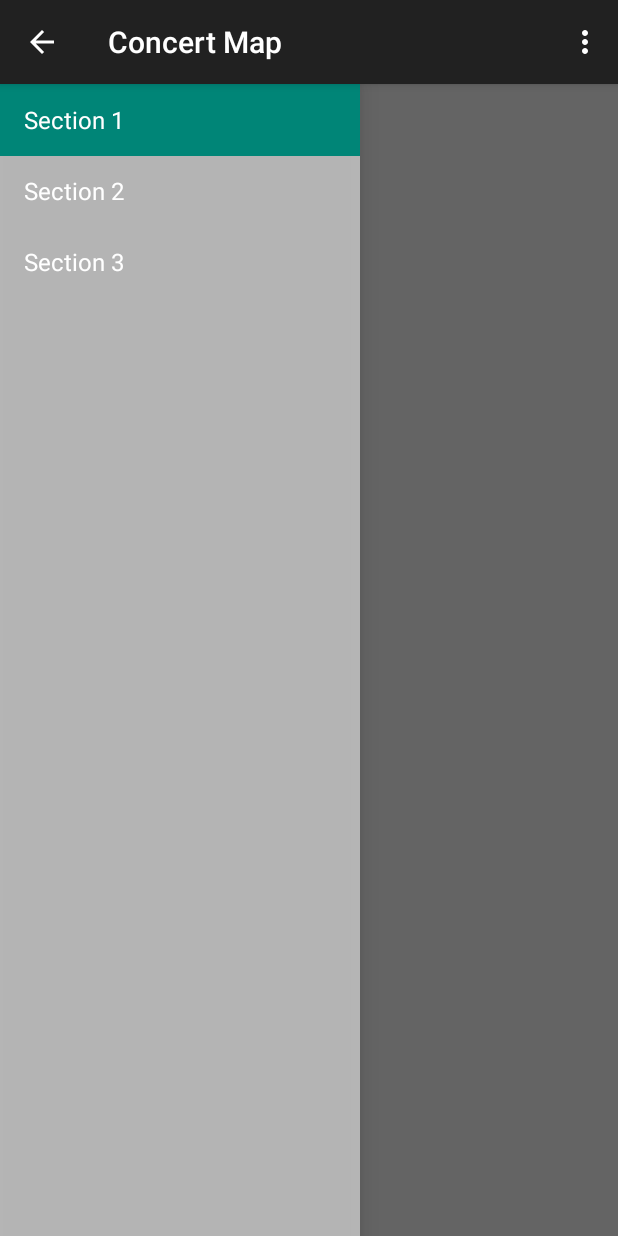
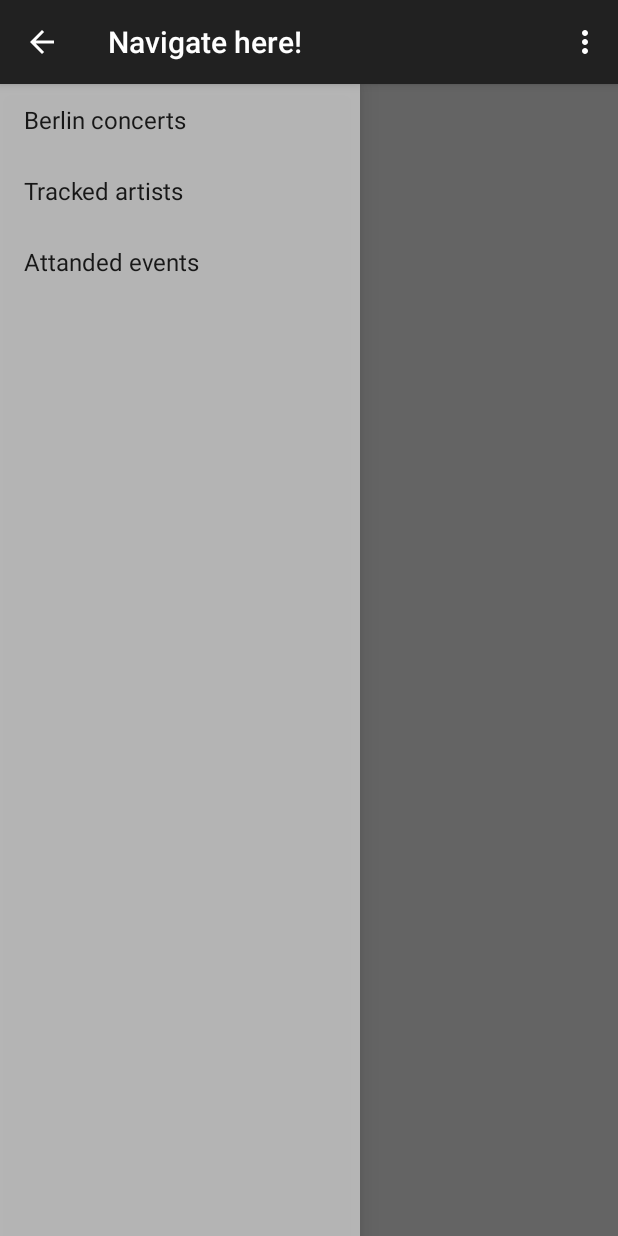
Before and after one commit to sspecial/ConcertMap, an Android app: the NavigationActivity screen opened directly, with no data from a screen before it, with the side drawer open, on a phone screen of 412 x 824 dp. Run offline under Robolectric (Android 15) with nearby library versions, the phone set to English and light mode, and no system bars; 2 statements that could not run were skipped.

Commit message:
Navigation activity without fragment ..

```diff
--- a/app/src/main/java/de/berlin/special/concertmap/NavigationActivity.java
+++ b/app/src/main/java/de/berlin/special/concertmap/NavigationActivity.java
@@ -1,35 +1,27 @@
 package de.berlin.special.concertmap;
 
-import android.app.Activity;
+import android.content.res.Configuration;
+import android.support.v4.app.ActionBarDrawerToggle;
+import android.support.v4.view.GravityCompat;
+import android.os.Bundle;
+import android.support.v7.app.ActionBar;
 import android.support.v7.app.ActionBarActivity;
-import android.support.v7.app.ActionBar;
-import android.support.v4.app.Fragment;
-import android.support.v4.app.FragmentManager;
-import android.content.Context;
-import android.os.Build;
-import android.os.Bundle;
-import android.view.Gravity;
-import android.view.LayoutInflater;
 import android.view.Menu;
 import android.view.MenuItem;
 import android.view.View;
-import android.view.ViewGroup;
 import android.support.v4.widget.DrawerLayout;
+import android.widget.AdapterView;
 import android.widget.ArrayAdapter;
-import android.widget.TextView;
+import android.widget.ListView;
 
 
-public class NavigationActivity extends ActionBarActivity
-        implements NavigationDrawerFragment.NavigationDrawerCallbacks {
+public class NavigationActivity extends ActionBarActivity {
 
-    /**
-     * Fragment managing the behaviors, interactions and presentation of the navigation drawer.
-     */
-    private NavigationDrawerFragment mNavigationDrawerFragment;
-
-    /**
-     * Used to store the last screen title. For use in {@link #restoreActionBar()}.
-     */
+    private String[] eventNavItems;
+    private DrawerLayout mDrawerLayout;
+    private ListView mDrawerList;
+    private ActionBarDrawerToggle mDrawerToggle;
+    private ActionBar actionBar;
     private CharSequence mTitle;
 
     @Override
@@ -37,62 +29,107 @@ public class NavigationActivity extends ActionBarActivity
         super.onCreate(savedInstanceState);
         setContentView(R.layout.activity_navigation);
 
-        mNavigationDrawerFragment = (NavigationDrawerFragment)
-                getSupportFragmentManager().findFragmentById(R.id.navigation_drawer);
-        mTitle = getTitle();
+        actionBar = getSupportActionBar();
+        eventNavItems = getResources().getStringArray(R.array.event_nav_array);
+        mDrawerLayout = (DrawerLayout) findViewById(R.id.drawer_layout);
+        mDrawerList = (ListView) findViewById(R.id.drawer_list);
 
-        // Set up the drawer.
-        mNavigationDrawerFragment.setUp(
-                R.id.navigation_drawer,
-                (DrawerLayout) findViewById(R.id.drawer_layout));
+        // Setting ItemClickListener for DrawerList
+        mDrawerList.setOnItemClickListener(new AdapterView.OnItemClickListener() {
+            @Override
+            public void onItemClick(AdapterView parent, View view, int position, long id) {
+                selectItem(position);
+            }
+        });
+        // Setting Adaptor for DrawerList
+        mDrawerList.setAdapter(new ArrayAdapter<String>(
+                this,
+                android.R.layout.simple_list_item_activated_1,
+                android.R.id.text1,
+                eventNavItems));
+        // Setting Listener for DrawerList
+        setUpDrawerToggle();
+    }
+
+    /** Handling navigation click events */
+    private void selectItem(int position) {
+
+        if (mDrawerList != null) {
+            mDrawerList.setItemChecked(position, true);
+            setTitle(eventNavItems[position]);
+            mDrawerLayout.closeDrawer(mDrawerList);
+        }
     }
 
     @Override
-    public void onNavigationDrawerItemSelected(int position) {
-        // update the main content by replacing fragments
-        FragmentManager fragmentManager = getSupportFragmentManager();
-        fragmentManager.beginTransaction()
-                .replace(R.id.container, PlaceholderFragment.newInstance(position + 1))
-                .commit();
-    }
-
-    public void onSectionAttached(int number) {
-        switch (number) {
-            case 1:
-                mTitle = getString(R.string.title_section1);
-                break;
-            case 2:
-                mTitle = getString(R.string.title_section2);
-                break;
-            case 3:
-                mTitle = getString(R.string.title_section3);
-                break;
-        }
-    }
-
-    public void restoreActionBar() {
-        ActionBar actionBar = getSupportActionBar();
-        actionBar.setNavigationMode(ActionBar.NAVIGATION_MODE_STANDARD);
-        actionBar.setDisplayShowTitleEnabled(true);
+    public void setTitle(CharSequence title) {
+        mTitle = title;
         actionBar.setTitle(mTitle);
     }
 
+    public void setUpDrawerToggle() {
+
+        // set a custom shadow that overlays the main content when the drawer opens
+        mDrawerLayout.setDrawerShadow(R.drawable.drawer_shadow, GravityCompat.START);
+
+        // ActionBarDrawerToggle ties together the the proper interactions
+        // between the navigation drawer and the action bar app icon.
+        mDrawerToggle = new ActionBarDrawerToggle(
+                this,                      /* host Activity */
+                mDrawerLayout,                    /* DrawerLayout object */
+                R.drawable.ic_drawer,             /* nav drawer image to replace 'Up' caret */
+                R.string.navigation_drawer_open,  /* "open drawer" description for accessibility */
+                R.string.navigation_drawer_close  /* "close drawer" description for accessibility */
+        ) {
+            @Override
+            public void onDrawerClosed(View drawerView) {
+                super.onDrawerClosed(drawerView);
+                actionBar.setTitle(mTitle);
+            }
+
+            @Override
+            public void onDrawerOpened(View drawerView) {
+                super.onDrawerOpened(drawerView);
+                actionBar.setTitle(mTitle);
+            }
+        };
+
+        // Set the drawer toggle as the DrawerListener
+        mDrawerLayout.setDrawerListener(mDrawerToggle);
+
+        // set up the drawer's list view with items and click listener
+        actionBar.setDisplayHomeAsUpEnabled(true);
+        actionBar.setHomeButtonEnabled(true);
+    }
+
+    @Override
+    protected void onPostCreate(Bundle savedInstanceState) {
+        super.onPostCreate(savedInstanceState);
+        // Sync the toggle state after onRestoreInstanceState has occurred.
+        mDrawerToggle.syncState();
+    }
+
+    @Override
+    public void onConfigurationChanged(Configuration newConfig) {
+        super.onConfigurationChanged(newConfig);
+        mDrawerToggle.onConfigurationChanged(newConfig);
+    }
 
     @Override
     public boolean onCreateOptionsMenu(Menu menu) {
-        if (!mNavigationDrawerFragment.isDrawerOpen()) {
-            // Only show items in the action bar relevant to this screen
-            // if the drawer is not showing. Otherwise, let the drawer
-            // decide what to show in the action bar.
-            getMenuInflater().inflate(R.menu.navigation, menu);
-            restoreActionBar();
-            return true;
-        }
-        return super.onCreateOptionsMenu(menu);
+        // Inflate the menu; this adds items to the action bar if it is present.
+        getMenuInflater().inflate(R.menu.menu_main, menu);
+        return true;
     }
 
     @Override
     public boolean onOptionsItemSelected(MenuItem item) {
+        // Pass the event to ActionBarDrawerToggle, if it returns
+        // true, then it has handled the app icon touch event
+        if (mDrawerToggle.onOptionsItemSelected(item)) {
+            return true;
+        }
+
         // Handle action bar item clicks here. The action bar will
         // automatically handle clicks on the Home/Up button, so long
         // as you specify a parent activity in AndroidManifest.xml.
@@ -106,44 +143,4 @@ public class NavigationActivity extends ActionBarActivity
         return super.onOptionsItemSelected(item);
     }
 
-    /**
-     * A placeholder fragment containing a simple view.
-     */
-    public static class PlaceholderFragment extends Fragment {
-        /**
-         * The fragment argument representing the section number for this
-         * fragment.
-         */
-        private static final String ARG_SECTION_NUMBER = "section_number";
-
-        /**
-         * Returns a new instance of this fragment for the given section
-         * number.
-         */
-        public static PlaceholderFragment newInstance(int sectionNumber) {
-            PlaceholderFragment fragment = new PlaceholderFragment();
-            Bundle args = new Bundle();
-            args.putInt(ARG_SECTION_NUMBER, sectionNumber);
-            fragment.setArguments(args);
-            return fragment;
-        }
-
-        public PlaceholderFragment() {
-        }
-
-        @Override
-        public View onCreateView(LayoutInflater inflater, ViewGroup container,
-                                 Bundle savedInstanceState) {
-            View rootView = inflater.inflate(R.layout.fragment_navigation, container, false);
-            return rootView;
-        }
-
-        @Override
-        public void onAttach(Activity activity) {
-            super.onAttach(activity);
-            ((NavigationActivity) activity).onSectionAttached(
-                    getArguments().getInt(ARG_SECTION_NUMBER));
-        }
-    }
-
 }
--- a/app/src/main/java/de/berlin/special/concertmap/NavigationDrawerFragment.java
+++ /dev/null
@@ -1,282 +0,0 @@
-package de.berlin.special.concertmap;
-
-import android.support.v7.app.ActionBarActivity;
-import android.app.Activity;
-import android.support.v7.app.ActionBar;
-import android.support.v4.app.Fragment;
-import android.support.v4.app.ActionBarDrawerToggle;
-import android.support.v4.view.GravityCompat;
-import android.support.v4.widget.DrawerLayout;
-import android.content.SharedPreferences;
-import android.content.res.Configuration;
-import android.os.Bundle;
-import android.preference.PreferenceManager;
-import android.view.LayoutInflater;
-import android.view.Menu;
-import android.view.MenuInflater;
-import android.view.MenuItem;
-import android.view.View;
-import android.view.ViewGroup;
-import android.widget.AdapterView;
-import android.widget.ArrayAdapter;
-import android.widget.ListView;
-import android.widget.Toast;
-
-/**
- * Fragment used for managing interactions for and presentation of a navigation drawer.
- * See the <a href="https://developer.android.com/design/patterns/navigation-drawer.html#Interaction">
- * design guidelines</a> for a complete explanation of the behaviors implemented here.
- */
-public class NavigationDrawerFragment extends Fragment {
-
-    /**
-     * Remember the position of the selected item.
-     */
-    private static final String STATE_SELECTED_POSITION = "selected_navigation_drawer_position";
-
-    /**
-     * Per the design guidelines, you should show the drawer on launch until the user manually
-     * expands it. This shared preference tracks this.
-     */
-    private static final String PREF_USER_LEARNED_DRAWER = "navigation_drawer_learned";
-
-    /**
-     * A pointer to the current callbacks instance (the Activity).
-     */
-    private NavigationDrawerCallbacks mCallbacks;
-
-    /**
-     * Helper component that ties the action bar to the navigation drawer.
-     */
-    private ActionBarDrawerToggle mDrawerToggle;
-
-    private DrawerLayout mDrawerLayout;
-    private ListView mDrawerListView;
-    private View mFragmentContainerView;
-
-    private int mCurrentSelectedPosition = 0;
-    private boolean mFromSavedInstanceState;
-    private boolean mUserLearnedDrawer;
-
-    public NavigationDrawerFragment() {
-    }
-
-    @Override
-    public void onCreate(Bundle savedInstanceState) {
-        super.onCreate(savedInstanceState);
-
-        // Read in the flag indicating whether or not the user has demonstrated awareness of the
-        // drawer. See PREF_USER_LEARNED_DRAWER for details.
-        SharedPreferences sp = PreferenceManager.getDefaultSharedPreferences(getActivity());
-        mUserLearnedDrawer = sp.getBoolean(PREF_USER_LEARNED_DRAWER, false);
-
-        if (savedInstanceState != null) {
-            mCurrentSelectedPosition = savedInstanceState.getInt(STATE_SELECTED_POSITION);
-            mFromSavedInstanceState = true;
-        }
-
-        // Select either the default item (0) or the last selected item.
-        selectItem(mCurrentSelectedPosition);
-    }
-
-    @Override
-    public void onActivityCreated(Bundle savedInstanceState) {
-        super.onActivityCreated(savedInstanceState);
-        // Indicate that this fragment would like to influence the set of actions in the action bar.
-        setHasOptionsMenu(true);
-    }
-
-    @Override
-    public View onCreateView(LayoutInflater inflater, ViewGroup container,
-                             Bundle savedInstanceState) {
-        mDrawerListView = (ListView) inflater.inflate(
-                R.layout.fragment_navigation_drawer, container, false);
-        mDrawerListView.setOnItemClickListener(new AdapterView.OnItemClickListener() {
-            @Override
-            public void onItemClick(AdapterView<?> parent, View view, int position, long id) {
-                selectItem(position);
-            }
-        });
-        mDrawerListView.setAdapter(new ArrayAdapter<String>(
-                getActionBar().getThemedContext(),
-                android.R.layout.simple_list_item_activated_1,
-                android.R.id.text1,
-                new String[]{
-                        getString(R.string.title_section1),
-                        getString(R.string.title_section2),
-                        getString(R.string.title_section3),
-                }));
-        mDrawerListView.setItemChecked(mCurrentSelectedPosition, true);
-        return mDrawerListView;
-    }
-
-    public boolean isDrawerOpen() {
-        return mDrawerLayout != null && mDrawerLayout.isDrawerOpen(mFragmentContainerView);
-    }
-
-    /**
-     * Users of this fragment must call this method to set up the navigation drawer interactions.
-     *
-     * @param fragmentId   The android:id of this fragment in its activity's layout.
-     * @param drawerLayout The DrawerLayout containing this fragment's UI.
-     */
-    public void setUp(int fragmentId, DrawerLayout drawerLayout) {
-        mFragmentContainerView = getActivity().findViewById(fragmentId);
-        mDrawerLayout = drawerLayout;
-
-        // set a custom shadow that overlays the main content when the drawer opens
-        mDrawerLayout.setDrawerShadow(R.drawable.drawer_shadow, GravityCompat.START);
-        // set up the drawer's list view with items and click listener
-
-        ActionBar actionBar = getActionBar();
-        actionBar.setDisplayHomeAsUpEnabled(true);
-        actionBar.setHomeButtonEnabled(true);
-
-        // ActionBarDrawerToggle ties together the the proper interactions
-        // between the navigation drawer and the action bar app icon.
-        mDrawerToggle = new ActionBarDrawerToggle(
-                getActivity(),                    /* host Activity */
-                mDrawerLayout,                    /* DrawerLayout object */
-                R.drawable.ic_drawer,             /* nav drawer image to replace 'Up' caret */
-                R.string.navigation_drawer_open,  /* "open drawer" description for accessibility */
-                R.string.navigation_drawer_close  /* "close drawer" description for accessibility */
-        ) {
-            @Override
-            public void onDrawerClosed(View drawerView) {
-                super.onDrawerClosed(drawerView);
-                if (!isAdded()) {
-                    return;
-                }
-
-                getActivity().supportInvalidateOptionsMenu(); // calls onPrepareOptionsMenu()
-            }
-
-            @Override
-            public void onDrawerOpened(View drawerView) {
-                super.onDrawerOpened(drawerView);
-                if (!isAdded()) {
-                    return;
-                }
-
-                if (!mUserLearnedDrawer) {
-                    // The user manually opened the drawer; store this flag to prevent auto-showing
-                    // the navigation drawer automatically in the future.
-                    mUserLearnedDrawer = true;
-                    SharedPreferences sp = PreferenceManager
-                            .getDefaultSharedPreferences(getActivity());
-                    sp.edit().putBoolean(PREF_USER_LEARNED_DRAWER, true).apply();
-                }
-
-                getActivity().supportInvalidateOptionsMenu(); // calls onPrepareOptionsMenu()
-            }
-        };
-
-        // If the user hasn't 'learned' about the drawer, open it to introduce them to the drawer,
-        // per the navigation drawer design guidelines.
-        if (!mUserLearnedDrawer && !mFromSavedInstanceState) {
-            mDrawerLayout.openDrawer(mFragmentContainerView);
-        }
-
-        // Defer code dependent on restoration of previous instance state.
-        mDrawerLayout.post(new Runnable() {
-            @Override
-            public void run() {
-                mDrawerToggle.syncState();
-            }
-        });
-
-        mDrawerLayout.setDrawerListener(mDrawerToggle);
-    }
-
-    private void selectItem(int position) {
-        mCurrentSelectedPosition = position;
-        if (mDrawerListView != null) {
-            mDrawerListView.setItemChecked(position, true);
-        }
-        if (mDrawerLayout != null) {
-            mDrawerLayout.closeDrawer(mFragmentContainerView);
-        }
-        if (mCallbacks != null) {
-            mCallbacks.onNavigationDrawerItemSelected(position);
-        }
-    }
-
-    @Override
-    public void onAttach(Activity activity) {
-        super.onAttach(activity);
-        try {
-            mCallbacks = (NavigationDrawerCallbacks) activity;
-        } catch (ClassCastException e) {
-            throw new ClassCastException("Activity must implement NavigationDrawerCallbacks.");
-        }
-    }
-
-    @Override
-    public void onDetach() {
-        super.onDetach();
-        mCallbacks = null;
-    }
-
-    @Override
-    public void onSaveInstanceState(Bundle outState) {
-        super.onSaveInstanceState(outState);
-        outState.putInt(STATE_SELECTED_POSITION, mCurrentSelectedPosition);
-    }
-
-    @Override
-    public void onConfigurationChanged(Configuration newConfig) {
-        super.onConfigurationChanged(newConfig);
-        // Forward the new configuration the drawer toggle component.
-        mDrawerToggle.onConfigurationChanged(newConfig);
-    }
-
-    @Override
-    public void onCreateOptionsMenu(Menu menu, MenuInflater inflater) {
-        // If the drawer is open, show the global app actions in the action bar. See also
-        // showGlobalContextActionBar, which controls the top-left area of the action bar.
-        if (mDrawerLayout != null && isDrawerOpen()) {
-            inflater.inflate(R.menu.global, menu);
-            showGlobalContextActionBar();
-        }
-        super.onCreateOptionsMenu(menu, inflater);
-    }
-
-    @Override
-    public boolean onOptionsItemSelected(MenuItem item) {
-        if (mDrawerToggle.onOptionsItemSelected(item)) {
-            return true;
-        }
-
-        if (item.getItemId() == R.id.action_example) {
-            Toast.makeText(getActivity(), "Example action.", Toast.LENGTH_SHORT).show();
-            return true;
-        }
-
-        return super.onOptionsItemSelected(item);
-    }
-
-    /**
-     * Per the navigation drawer design guidelines, updates the action bar to show the global app
-     * 'context', rather than just what's in the current screen.
-     */
-    private void showGlobalContextActionBar() {
-        ActionBar actionBar = getActionBar();
-        actionBar.setDisplayShowTitleEnabled(true);
-        actionBar.setNavigationMode(ActionBar.NAVIGATION_MODE_STANDARD);
-        actionBar.setTitle(R.string.app_name);
-    }
-
-    private ActionBar getActionBar() {
-        return ((ActionBarActivity) getActivity()).getSupportActionBar();
-    }
-
-    /**
-     * Callbacks interface that all activities using this fragment must implement.
-     */
-    public static interface NavigationDrawerCallbacks {
-        /**
-         * Called when an item in the navigation drawer is selected.
-         */
-        void onNavigationDrawerItemSelected(int position);
-    }
-}
--- a/app/src/main/res/layout/activity_navigation.xml
+++ b/app/src/main/res/layout/activity_navigation.xml
@@ -1,14 +1,21 @@
 <!-- A DrawerLayout is intended to be used as the top-level content view using match_parent for both width and height to consume the full space available. -->
-<android.support.v4.widget.DrawerLayout xmlns:android="http://schemas.android.com/apk/res/android"
-    xmlns:tools="http://schemas.android.com/tools" android:id="@+id/drawer_layout"
-    android:layout_width="match_parent" android:layout_height="match_parent"
+<android.support.v4.widget.DrawerLayout
+    xmlns:android="http://schemas.android.com/apk/res/android"
+    xmlns:tools="http://schemas.android.com/tools"
+    android:id="@+id/drawer_layout"
+    android:layout_width="match_parent"
+    android:layout_height="match_parent"
     tools:context="de.berlin.special.concertmap.NavigationActivity">
 
     <!-- As the main content view, the view below consumes the entire
          space available using match_parent in both dimensions. -->
     <FrameLayout android:id="@+id/container"
         android:layout_width="match_parent"
-        android:layout_height="match_parent" />
+        android:layout_height="match_parent"
+        android:paddingLeft="@dimen/activity_horizontal_margin"
+        android:paddingRight="@dimen/activity_horizontal_margin"
+        android:paddingTop="@dimen/activity_vertical_margin"
+        android:paddingBottom="@dimen/activity_vertical_margin"/>
 
     <!-- android:layout_gravity="start" tells DrawerLayout to treat
          this as a sliding drawer on the left side for left-to-right
@@ -17,11 +24,14 @@
          android:layout_gravity="left" instead. -->
     <!-- The drawer is given a fixed width in dp and extends the full height of
          the container. -->
-    <fragment android:id="@+id/navigation_drawer"
+    <ListView
+        android:id="@+id/drawer_list"
         android:layout_width="@dimen/navigation_drawer_width"
         android:layout_height="match_parent"
         android:layout_gravity="start"
-        android:name="de.berlin.special.concertmap.NavigationDrawerFragment"
-        tools:layout="@layout/fragment_navigation_drawer" />
+        android:choiceMode="singleChoice"
+        android:divider="@android:color/transparent"
+        android:dividerHeight="0dp"
+        android:background="#cccc"/>
 
 </android.support.v4.widget.DrawerLayout>
--- a/app/src/main/res/layout/fragment_navigation.xml
+++ /dev/null
@@ -1,12 +0,0 @@
-<RelativeLayout xmlns:android="http://schemas.android.com/apk/res/android"
-    xmlns:tools="http://schemas.android.com/tools" android:layout_width="match_parent"
-    android:layout_height="match_parent" android:paddingLeft="@dimen/activity_horizontal_margin"
-    android:paddingRight="@dimen/activity_horizontal_margin"
-    android:paddingTop="@dimen/activity_vertical_margin"
-    android:paddingBottom="@dimen/activity_vertical_margin"
-    tools:context="de.berlin.special.concertmap.NavigationActivity$PlaceholderFragment">
-
-    <TextView android:id="@+id/section_label" android:layout_width="wrap_content"
-        android:layout_height="wrap_content" />
-
-</RelativeLayout>
--- a/app/src/main/res/layout/fragment_navigation_drawer.xml
+++ /dev/null
@@ -1,9 +0,0 @@
-<ListView xmlns:android="http://schemas.android.com/apk/res/android"
-    xmlns:tools="http://schemas.android.com/tools"
-    android:layout_width="match_parent"
-    android:layout_height="match_parent"
-    android:choiceMode="singleChoice"
-    android:divider="@android:color/transparent"
-    android:dividerHeight="0dp"
-    android:background="#cccc"
-    tools:context="de.berlin.special.concertmap.NavigationDrawerFragment" />
--- a/app/src/main/res/values/strings.xml
+++ b/app/src/main/res/values/strings.xml
@@ -10,9 +10,12 @@
     <string name="continue_key">Continue</string>
     <string name="title_activity_navigation">Navigate here!</string>
 
-    <string name="title_section1">Section 1</string>
-    <string name="title_section2">Section 2</string>
-    <string name="title_section3">Section 3</string>
+    <string-array
+        name="event_nav_array">
+        <item>Berlin concerts</item>
+        <item>Tracked artists</item>
+        <item>Attanded events</item>
+    </string-array>
 
     <string name="navigation_drawer_open">Open navigation drawer</string>
     <string name="navigation_drawer_close">Close navigation drawer</string>
```
Also changed, not shown: 1 other file.
